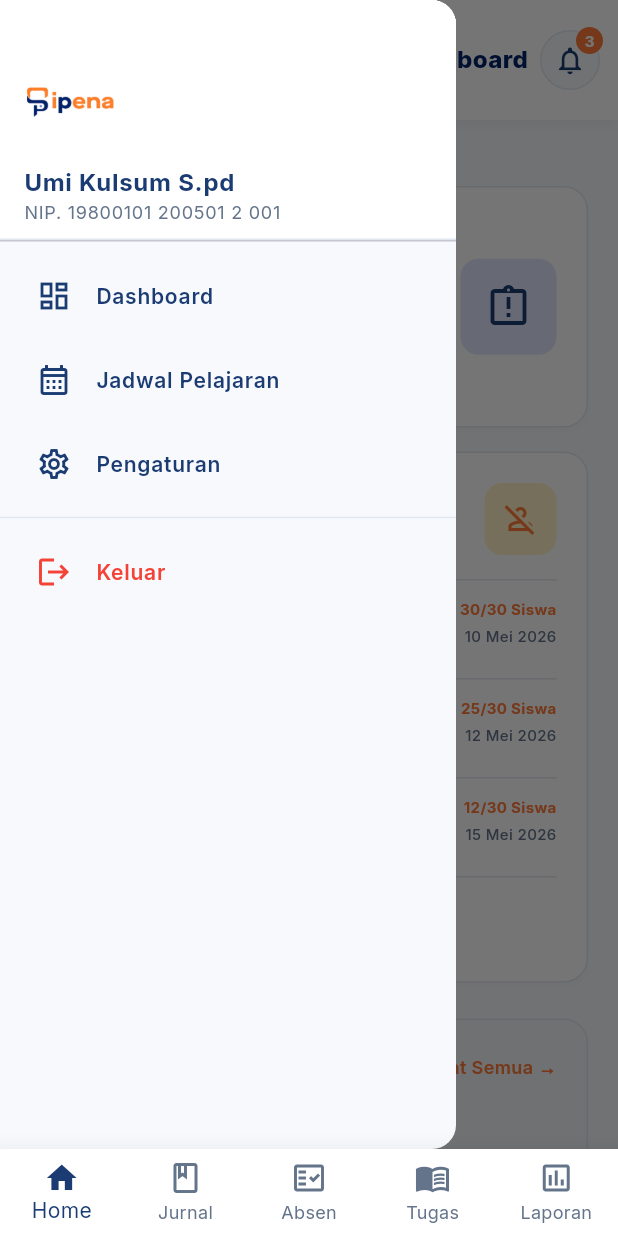
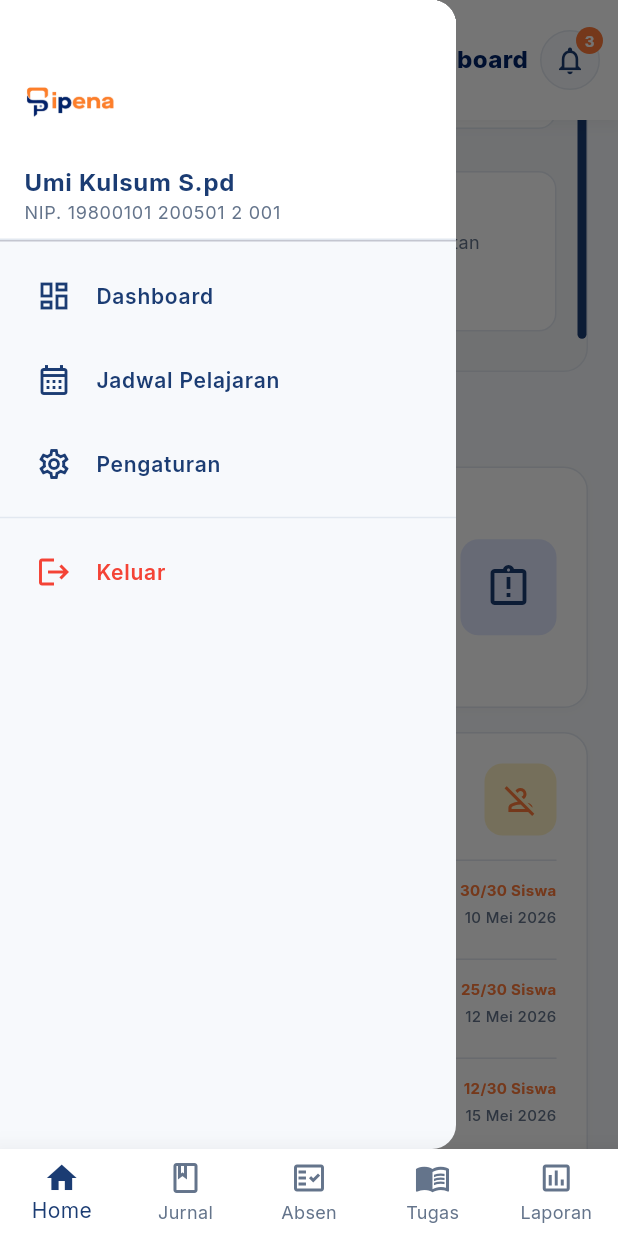
Before and after one commit to augistaadma42-png/sipena_guru, a Flutter app: the screen it shows after launch, scrolled down 576 dp, after a tap on the "menu" icon, on a phone screen of 412 x 824 dp. Run offline on Flutter 3.47's test engine with Material 3 defaults, Android fonts, the phone set to English and light mode, and no system bars; our stand-ins replace equatable, flutter_bloc, google_fonts; missing offline and left inert: flutter_quill.

Commit message:
style: mengubah high dari absensi hari ini

```diff
--- a/lib/features/dashboard/presentation/pages/dashboard_page.dart
+++ b/lib/features/dashboard/presentation/pages/dashboard_page.dart
@@ -216,8 +216,7 @@
 
                             // LIST
                             SizedBox(
-                              height: 350,
-
+                              height: (155 * 3) + (16 * 2) + 40,
                               child: RawScrollbar(
                                 controller: _attendanceScrollController,
 
```
